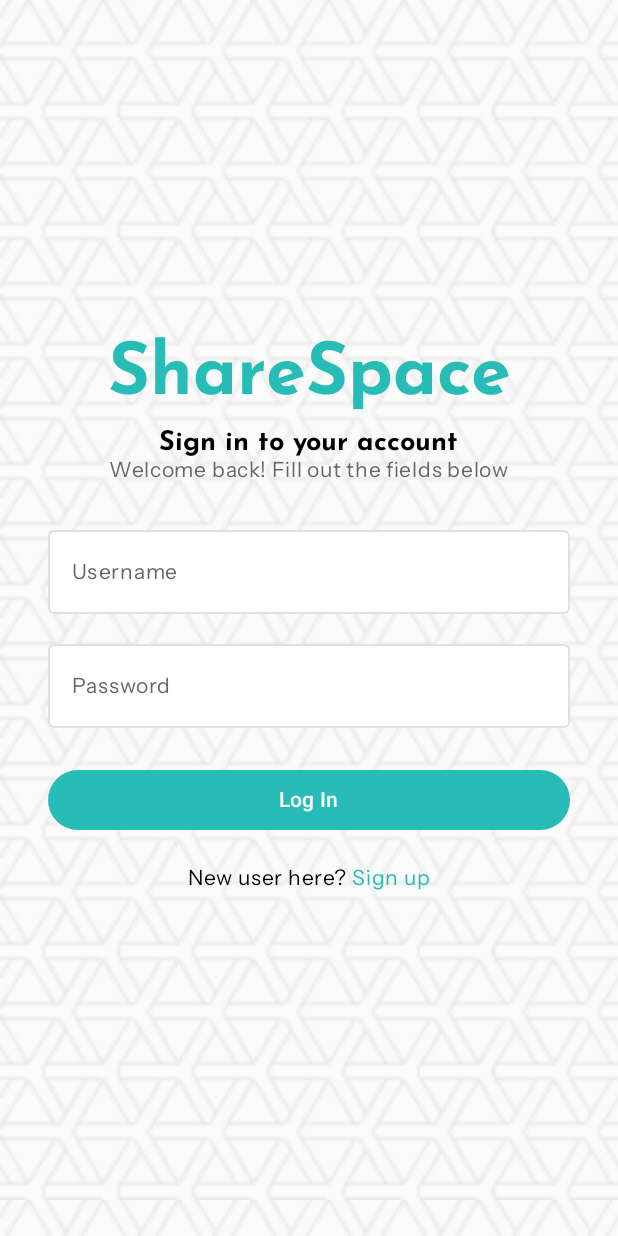
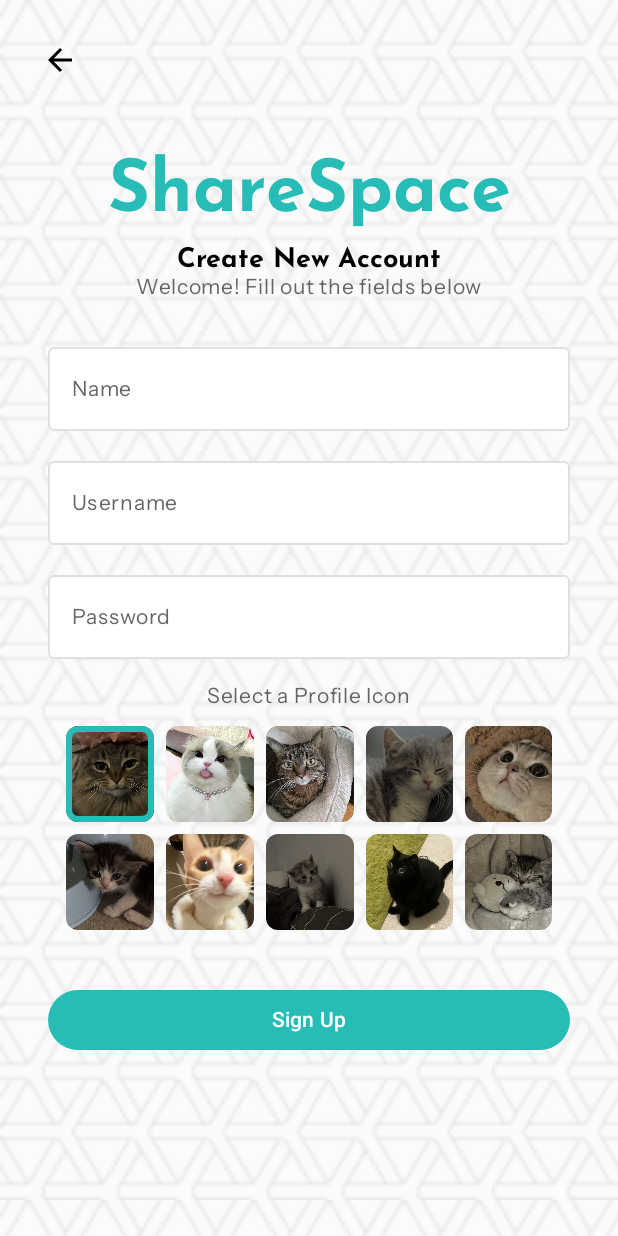
Before and after one commit to JamesTreap/ShareSpace, an Android app built with Jetpack Compose: the screen it shows after launch (MainActivity), after a tap on "Sign up", on a phone screen of 412 x 824 dp. Run offline under Robolectric (Android 15) with nearby library versions, the phone set to English and light mode, and no system bars.

Commit message:
added sigh up screen

```diff
--- a/frontend/app/src/main/java/com/example/sharespace/ShareSpaceApp.kt
+++ b/frontend/app/src/main/java/com/example/sharespace/ShareSpaceApp.kt
@@ -7,6 +7,7 @@ import androidx.navigation.NavHostController
 import androidx.navigation.compose.NavHost
 import androidx.navigation.compose.composable
 import androidx.navigation.compose.rememberNavController
+import com.example.sharespace.auth.ui.SignupScreen
 import com.example.sharespace.room.ui.AddRoommateScreen
 import com.example.sharespace.room.ui.roomSummary.RoomSummaryScreen
 import com.example.sharespace.ui.screens.auth.LoginScreen
@@ -27,6 +28,7 @@ import com.example.sharespace.user.ui.ViewProfileScreen
 
 enum class ShareSpaceScreens(@StringRes val title: Int) {
     Login(title = R.string.login_screen),
+    Signup(title = R.string.signup_screen),
     HomeOverview(title = R.string.home_overview_screen),
     MainProfile(title = R.string.main_profile_screen),
     EditProfile(title = R.string.edit_profile_screen),
@@ -73,8 +75,15 @@ fun ShareSpaceApp(
         }
         composable(route = ShareSpaceScreens.Login.name) {
             LoginScreen(
-                onLoginSuccess = { navController.navigate(ShareSpaceScreens.MainProfile.name) }
+                onLoginSuccess = { navController.navigate(ShareSpaceScreens.MainProfile.name) },
+                onSignupClick = { navController.navigate(ShareSpaceScreens.Signup.name) }
             )
+        }
+        composable(route = ShareSpaceScreens.Signup.name) {
+             SignupScreen(
+                 onSignupSuccess = { navController.navigate(ShareSpaceScreens.MainProfile.name) },
+                 onNavigateBack = { navController.popBackStack() }
+             )
         }
         composable(route = ShareSpaceScreens.MainProfile.name) {
             MainProfileScreen(
--- /dev/null
+++ b/frontend/app/src/main/java/com/example/sharespace/auth/SignupViewModel.kt
@@ -0,0 +1,178 @@
+package com.example.sharespace.ui.screens.auth
+
+import androidx.compose.runtime.getValue
+import androidx.compose.runtime.mutableStateOf
+import androidx.compose.runtime.setValue
+import androidx.lifecycle.ViewModel
+import androidx.lifecycle.ViewModelProvider
+import androidx.lifecycle.ViewModelProvider.AndroidViewModelFactory.Companion.APPLICATION_KEY
+import androidx.lifecycle.viewModelScope
+import androidx.lifecycle.viewmodel.initializer
+import androidx.lifecycle.viewmodel.viewModelFactory
+import com.example.sharespace.ShareSpaceApplication
+import com.example.sharespace.core.data.repository.UserSessionRepository
+import com.example.sharespace.data.repository.AuthRepository
+import com.example.sharespace.user.data.repository.ProfileRepository
+import kotlinx.coroutines.launch
+import retrofit2.HttpException
+import java.io.IOException
+
+/**
+ * Represents the different states for the Login Screen UI.
+ */
+sealed interface SignupUiState {
+    /**
+     * Represents the stable state, ready for input or displaying previous errors.
+     * @param usernameInput Current username input by the user.
+     * @param passwordInput Current password input by the user.
+     * @param errorMessage Optional error message to display.
+     * @param isLoggingIn True if a login attempt is currently in progress, false otherwise.
+     */
+    data class Stable(
+        val usernameInput: String = "",
+        val passwordInput: String = "",
+        val nameInput: String = "",
+        val errorMessage: String? = null,
+        val isLoggingIn: Boolean = false,
+        val profilePicture: Int = 0,
+    ) : SignupUiState
+
+    /**
+     * Represents a successful login, typically used to trigger navigation.
+     */
+    object SignupSuccess : SignupUiState
+}
+
+class SignupViewModel(
+    private val authRepository: AuthRepository,
+    private val userSessionRepository: UserSessionRepository,
+    private val profileRepository: ProfileRepository
+) : ViewModel() {
+
+    /**
+     * The current UI state for the Login screen.
+     */
+    var signupUiState: SignupUiState by mutableStateOf(SignupUiState.Stable())
+        private set
+
+    fun onUsernameChange(username: String) {
+        val currentStableState = signupUiState as? SignupUiState.Stable ?: SignupUiState.Stable()
+        signupUiState = currentStableState.copy(usernameInput = username, errorMessage = null)
+    }
+
+    fun onPasswordChange(password: String) {
+        val currentStableState = signupUiState as? SignupUiState.Stable ?: SignupUiState.Stable()
+        signupUiState = currentStableState.copy(passwordInput = password, errorMessage = null)
+    }
+
+    fun onNameChange(name: String) {
+        val currentStableState = signupUiState as? SignupUiState.Stable ?: SignupUiState.Stable()
+        signupUiState = currentStableState.copy(nameInput = name, errorMessage = null)
+    }
+
+    fun onIconSelected(iconIndex: Int) {
+        val currentStableState = signupUiState as? SignupUiState.Stable ?: SignupUiState.Stable()
+        signupUiState = currentStableState.copy(profilePicture = iconIndex, errorMessage = null)
+    }
+
+    fun signupUser() {
+        val currentInputState = signupUiState as? SignupUiState.Stable
+        if (currentInputState == null) {
+            // Should not happen if UI is driven by Stable state, but good for safety
+            signupUiState = SignupUiState.Stable(errorMessage = "An unexpected UI state occurred.")
+            return
+        }
+
+        val name = currentInputState.nameInput
+        val username = currentInputState.usernameInput
+        val password = currentInputState.passwordInput
+
+
+        if (username.isBlank() || password.isBlank() || name.isBlank()) {
+            signupUiState =
+                currentInputState.copy(errorMessage = "Name, username, and password cannot be empty.")
+            return
+        }
+
+        viewModelScope.launch {
+            signupUiState = currentInputState.copy(isLoggingIn = true, errorMessage = null)
+            try {
+                // Ensure authRepository is available and used here
+                // I passed in the username for the email field so that
+                // the unique requirement is met for the email field
+                val response = authRepository.createAccount(username, password, username)
+                val token =
+                    response.token
+                if (token != null) {
+                    userSessionRepository.saveUserToken(token)
+                    val apiUser = profileRepository.getUser(token)
+                    userSessionRepository.saveCurrentUserId(apiUser.id)
+                    signupUiState = SignupUiState.SignupSuccess
+
+                    // Modify the user profile with the provided name and icon
+                    val pictureUrl = "pfp${currentInputState.profilePicture}"
+                    profileRepository.patchProfile(
+                        token = token,
+                        name = name,
+                        username = username,
+                        profilePictureUrl = pictureUrl
+                    )
+                } else {
+                    signupUiState = currentInputState.copy(
+                        isLoggingIn = false,
+                        errorMessage = "Invalid token received"
+                    )
+                }
+            } catch (e: HttpException) {
+                signupUiState = currentInputState.copy(
+                    isLoggingIn = false,
+                    errorMessage = "Signup failed: ${e.code()} - ${e.message()}"
+                )
+            } catch (e: IOException) {
+                signupUiState = currentInputState.copy(
+                    isLoggingIn = false,
+                    errorMessage = "Network error: ${e.localizedMessage}"
+                )
+            } catch (e: IllegalStateException) { // For specific errors like null response body from repository
+                signupUiState = currentInputState.copy(
+                    isLoggingIn = false,
+                    errorMessage = "Error: ${e.localizedMessage}"
+                )
+            } catch (e: Exception) { // Generic catch-all for unexpected errors
+                signupUiState = currentInputState.copy(
+                    isLoggingIn = false,
+                    errorMessage = "An unexpected error occurred: ${e.localizedMessage}"
+                )
+            }
+        }
+    }
+
+    /**
+     * Call this after navigation has been handled by the UI to reset the state.
+     */
+    fun onSignupHandled() {
+        // Reset to Stable state. You can choose to clear inputs or preserve them.
+        // Clearing them is often standard after a successful action and navigation.
+        signupUiState = SignupUiState.Stable()
+    }
+
+    companion object {
+        val Factory: ViewModelProvider.Factory = viewModelFactory {
+            initializer {
+                // Get the Application instance
+                val application = (this[APPLICATION_KEY] as ShareSpaceApplication)
+
+                // Retrieve dependencies from the application's DI container
+                val userSessionRepository = application.container.userSessionRepository
+                val authRepository = application.container.authRepository
+                val profileRepository = application.container.profileRepository
+
+                SignupViewModel(
+                    authRepository = authRepository,
+                    userSessionRepository = userSessionRepository,
+                    profileRepository = profileRepository
+                )
+            }
+        }
+    }
+}
--- a/frontend/app/src/main/java/com/example/sharespace/auth/ui/LoginScreen.kt
+++ b/frontend/app/src/main/java/com/example/sharespace/auth/ui/LoginScreen.kt
@@ -55,7 +55,8 @@ import com.example.sharespace.core.ui.theme.TextSecondary
 
 @Composable
 fun LoginScreen(
-    onLoginSuccess: () -> Unit
+    onLoginSuccess: () -> Unit,
+    onSignupClick: () -> Unit
 ) {
     val loginViewModel: LoginViewModel = viewModel(factory = LoginViewModel.Factory)
     val uiState = loginViewModel.loginUiState
@@ -174,8 +175,7 @@ fun LoginScreen(
                     text = "Sign up",
                     color = AquaAccent,
                     modifier = Modifier.clickable {
-                        // Handle sign-up click action here
-                        println("Sign up clicked")
+                        onSignupClick()
                     }
                 )
             }
--- /dev/null
+++ b/frontend/app/src/main/java/com/example/sharespace/auth/ui/SignupScreen.kt
@@ -0,0 +1,232 @@
+package com.example.sharespace.auth.ui
+
+import ScreenHeader
+import android.graphics.BitmapFactory
+import androidx.compose.foundation.Canvas
+import androidx.compose.foundation.Image
+import androidx.compose.foundation.border
+import androidx.compose.foundation.clickable
+import androidx.compose.foundation.layout.Arrangement
+import androidx.compose.foundation.layout.Box
+import androidx.compose.foundation.layout.Column
+import androidx.compose.foundation.layout.PaddingValues
+import androidx.compose.foundation.layout.Row
+import androidx.compose.foundation.layout.Spacer
+import androidx.compose.foundation.layout.fillMaxSize
+import androidx.compose.foundation.layout.fillMaxWidth
+import androidx.compose.foundation.layout.height
+import androidx.compose.foundation.layout.padding
+import androidx.compose.foundation.layout.size
+import androidx.compose.foundation.lazy.grid.GridCells
+import androidx.compose.foundation.lazy.grid.LazyVerticalGrid
+import androidx.compose.foundation.shape.RoundedCornerShape
+import androidx.compose.foundation.text.KeyboardOptions
+import androidx.compose.material3.Button
+import androidx.compose.material3.CircularProgressIndicator
+import androidx.compose.material3.MaterialTheme
+import androidx.compose.material3.Text
+import androidx.compose.runtime.Composable
+import androidx.compose.runtime.LaunchedEffect
+import androidx.compose.runtime.remember
+import androidx.compose.ui.Alignment
+import androidx.compose.ui.Modifier
+import androidx.compose.ui.draw.clip
+import androidx.compose.ui.geometry.Offset
+import androidx.compose.ui.graphics.Color
+import androidx.compose.ui.graphics.ImageBitmap
+import androidx.compose.ui.graphics.asImageBitmap
+import androidx.compose.ui.layout.ContentScale
+import androidx.compose.ui.platform.LocalContext
+import androidx.compose.ui.res.imageResource
+import androidx.compose.ui.res.painterResource
+import androidx.compose.ui.text.input.KeyboardType
+import androidx.compose.ui.text.input.PasswordVisualTransformation
+import androidx.compose.ui.unit.dp
+import androidx.compose.ui.unit.sp
+import androidx.core.graphics.scale
+import androidx.lifecycle.viewmodel.compose.viewModel
+import com.example.sharespace.R
+import com.example.sharespace.core.ui.components.StyledTextField
+import com.example.sharespace.core.ui.theme.AquaAccent
+import com.example.sharespace.core.ui.theme.TextPrimary
+import com.example.sharespace.core.ui.theme.TextSecondary
+import com.example.sharespace.ui.screens.auth.SignupUiState
+import com.example.sharespace.ui.screens.auth.SignupViewModel
+
+@Composable
+fun SignupScreen(
+    onSignupSuccess: () -> Unit,
+    onNavigateBack: () -> Unit
+) {
+    val signupViewModel: SignupViewModel = viewModel(factory = SignupViewModel.Factory)
+    val uiState = signupViewModel.signupUiState
+
+    // Handle navigation on LoginSuccess
+    LaunchedEffect(uiState) {
+        if (uiState is SignupUiState.SignupSuccess) {
+            onSignupSuccess()
+            signupViewModel.onSignupHandled() // Reset state after navigation
+        }
+    }
+
+    // Extract data from Stable state
+    val currentUsername = (uiState as? SignupUiState.Stable)?.usernameInput ?: ""
+    val currentPassword = (uiState as? SignupUiState.Stable)?.passwordInput ?: ""
+    val currentName = (uiState as? SignupUiState.Stable)?.nameInput ?: ""
+    val errorMessage = (uiState as? SignupUiState.Stable)?.errorMessage
+    val isLoggingIn = (uiState as? SignupUiState.Stable)?.isLoggingIn ?: false
+    val selectedIconIndex = (uiState as? SignupUiState.Stable)?.profilePicture ?: 0
+
+    val patternImage = ImageBitmap.imageResource(id = R.drawable.auth_background)
+    Box(
+        modifier = Modifier.fillMaxSize()
+    ) {
+        // Background: tile the pattern image
+        val context = LocalContext.current
+        val scaledBitmap =
+            BitmapFactory.decodeResource(context.resources, R.drawable.auth_background)
+                .scale((patternImage.width * 2f).toInt(), (patternImage.height * 2f).toInt())
+        val scaledImageBitmap = scaledBitmap.asImageBitmap()
+        Canvas(modifier = Modifier.fillMaxSize()) {
+            val tileWidth = scaledImageBitmap.width
+            val tileHeight = scaledImageBitmap.height
+
+            for (x in 0 until size.width.toInt() step tileWidth) {
+                for (y in 0 until size.height.toInt() step tileHeight) {
+                    drawImage(
+                        image = scaledImageBitmap,
+                        topLeft = Offset(x.toFloat(), y.toFloat()),
+                        alpha = 0.3f
+                    )
+                }
+            }
+        }
+
+        ScreenHeader(
+            title = "", onNavigateBack, actions = {}
+        )
+        Column(
+            modifier = Modifier
+                .fillMaxSize()
+                .padding(32.dp),
+            verticalArrangement = Arrangement.Center,
+            horizontalAlignment = Alignment.CenterHorizontally
+        ) {
+
+            Text("ShareSpace",
+                style = MaterialTheme.typography.titleLarge.copy(
+                    color = AquaAccent,
+                    fontSize = 48.sp
+                ))
+            Spacer(modifier = Modifier.height(12.dp))
+            Text("Create New Account",
+                style = MaterialTheme.typography.titleLarge.copy(
+                    color = TextPrimary
+                ))
+            Text("Welcome! Fill out the fields below",
+                style = MaterialTheme.typography.bodyMedium.copy(
+                    color = TextSecondary
+                ))
+
+            Spacer(modifier = Modifier.height(24.dp))
+            StyledTextField(
+                value = currentName,
+                onValueChange = { signupViewModel.onNameChange(it) },
+                label = { Text("Name") },
+                isError = errorMessage != null,
+                enabled = !isLoggingIn,
+                modifier = Modifier.fillMaxWidth()
+            )
+
+            Spacer(modifier = Modifier.height(12.dp))
+
+            StyledTextField(
+                value = currentUsername,
+                onValueChange = { signupViewModel.onUsernameChange(it) },
+                label = { Text("Username") },
+                isError = errorMessage != null,
+                enabled = !isLoggingIn,
+                modifier = Modifier.fillMaxWidth()
+            )
+
+            Spacer(modifier = Modifier.height(12.dp))
+
+            StyledTextField(
+                value = currentPassword,
+                onValueChange = { signupViewModel.onPasswordChange(it) },
+                label = { Text("Password") },
+                visualTransformation = PasswordVisualTransformation(),
+                keyboardOptions = KeyboardOptions(keyboardType = KeyboardType.Password),
+                isError = errorMessage != null,
+                enabled = !isLoggingIn,
+                modifier = Modifier.fillMaxWidth()
+            )
+
+            Spacer(modifier = Modifier.height(16.dp))
+            Text(
+                "Select a Profile Icon",
+                style = MaterialTheme.typography.bodyMedium,
+                color = TextSecondary
+            )
+
+            LazyVerticalGrid(
+                columns = GridCells.Fixed(5),
+                contentPadding = PaddingValues(8.dp),
+                modifier = Modifier.height(160.dp)
+            ) {
+                items(10) { index ->
+                    val resId = remember {
+                        context.resources.getIdentifier(
+                            "pfp$index", "drawable", context.packageName
+                        )
+                    }
+
+                    Box(
+                        modifier = Modifier
+                            .padding(4.dp)
+                            .size(64.dp)
+                            .clip(RoundedCornerShape(8.dp))
+                            .border(
+                                width = 4.dp,
+                                color = if (index == selectedIconIndex) AquaAccent else Color.Transparent,
+                                shape = RoundedCornerShape(8.dp)
+                            )
+                            .clickable { signupViewModel.onIconSelected(index) }) {
+                        Image(
+                            painter = painterResource(id = resId),
+                            contentDescription = "Profile Picture $index",
+                            contentScale = ContentScale.Crop,
+                            modifier = Modifier.fillMaxSize()
+                        )
+                    }
+                }
+            }
+
+            Spacer(modifier = Modifier.height(24.dp))
+
+            Button(
+                onClick = { signupViewModel.signupUser() },
+                enabled = !isLoggingIn && uiState is SignupUiState.Stable,
+                modifier = Modifier.fillMaxWidth()
+            ) {
+                if (isLoggingIn) {
+                    CircularProgressIndicator(
+                        modifier = Modifier.size(24.dp),
+                        color = MaterialTheme.colorScheme.onPrimary
+                    )
+                } else {
+                    Text("Sign Up")
+                }
+            }
+
+            Spacer(modifier = Modifier.height(16.dp))
+
+
+
+            errorMessage?.let { message ->
+                Spacer(modifier = Modifier.height(16.dp))
+                Text(text = message, color = MaterialTheme.colorScheme.error)
+            }
+        }
+    }
+}
--- a/frontend/app/src/main/java/com/example/sharespace/user/ui/EditProfileScreen.kt
+++ b/frontend/app/src/main/java/com/example/sharespace/user/ui/EditProfileScreen.kt
@@ -138,7 +138,7 @@ fun EditProfileScreen(
                                 .size(64.dp)
                                 .clip(RoundedCornerShape(8.dp))
                                 .border(
-                                    width = 2.dp,
+                                    width = 4.dp,
                                     color = if (index == selectedIconIndex) AquaAccent else Color.Transparent,
                                     shape = RoundedCornerShape(8.dp)
                                 )
--- a/frontend/app/src/main/res/values/strings.xml
+++ b/frontend/app/src/main/res/values/strings.xml
@@ -1,6 +1,7 @@
 <resources>
     <string name="app_name">ShareSpace</string>
     <string name="login_screen">Login</string>
+    <string name="signup_screen">Signup</string>
     <string name="home_overview_screen">Overview</string>
     <string name="main_profile_screen">Update Profile</string>
     <string name="edit_profile_screen">Edit Profile</string>
```
